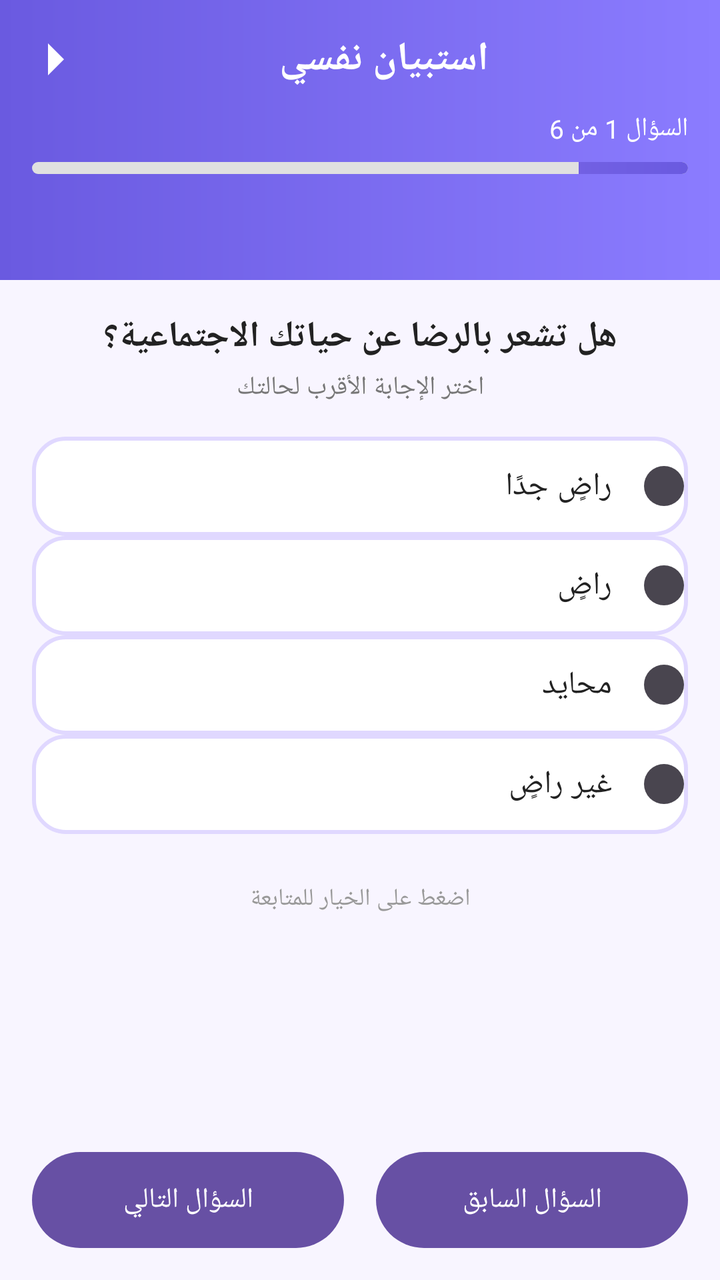
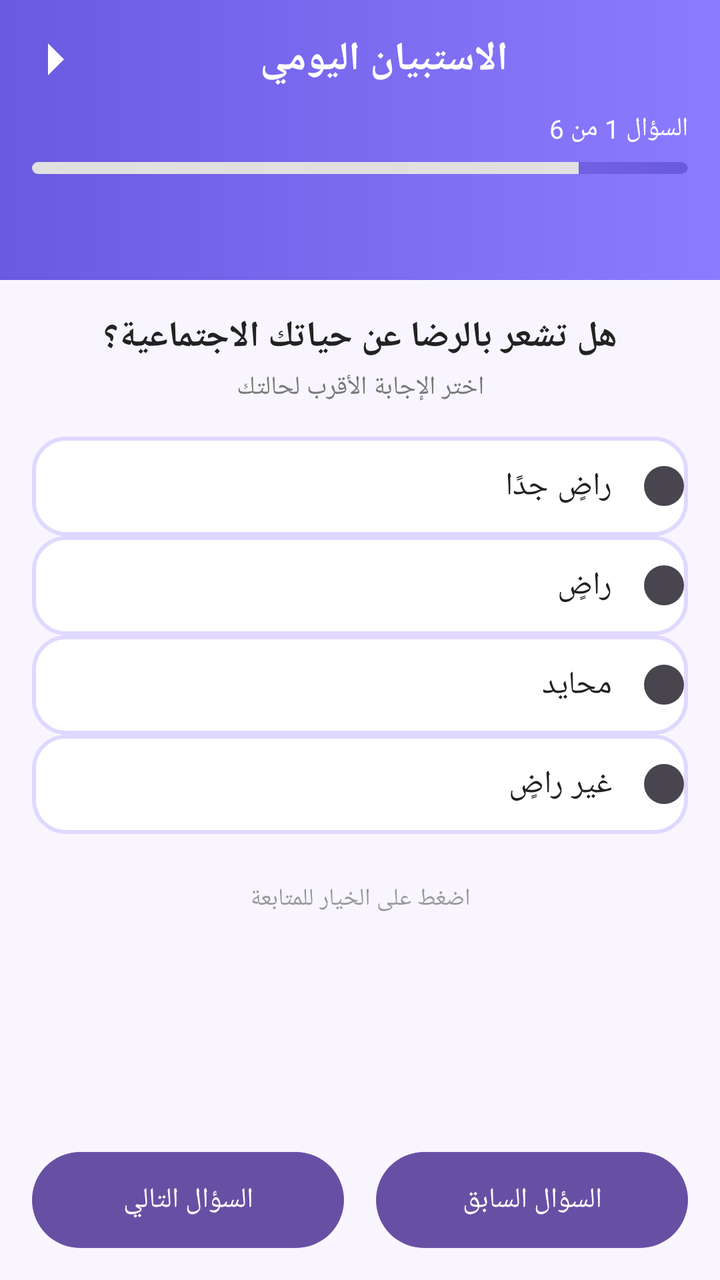

The first picture is an Android layout as it rendered before a commit; the second is the same layout after the commit. The layout source and the unified diff follow.
<!-- AndroidManifest.xml: application theme Theme.Mentalhealthapp -->
<!-- res/layout/fragment_mood.xml -->
<?xml version="1.0" encoding="utf-8"?>
<androidx.constraintlayout.widget.ConstraintLayout
    xmlns:android="http://schemas.android.com/apk/res/android"
    xmlns:app="http://schemas.android.com/apk/res-auto"
    xmlns:tools="http://schemas.android.com/tools"
    android:layout_width="match_parent"
    android:layout_height="match_parent"
    android:background="#F8F5FF"
    android:layoutDirection="rtl">

    
    <LinearLayout
        android:id="@+id/header"
        android:orientation="vertical"
        android:padding="16dp"
        android:background="@drawable/bg_gradient_header"
        android:layout_width="0dp"
        android:layout_height="140dp"
        app:layout_constraintTop_toTopOf="parent"
        app:layout_constraintStart_toStartOf="parent"
        app:layout_constraintEnd_toEndOf="parent">

        
        <LinearLayout
            android:layout_width="match_parent"
            android:layout_height="wrap_content"
            android:gravity="center_vertical"
            android:orientation="horizontal">

            <TextView
                android:id="@+id/txtTitle"
                android:layout_width="0dp"
                android:layout_height="wrap_content"
                android:layout_weight="1"
                android:text="استبيان نفسي"
                android:textColor="@android:color/white"
                android:textStyle="bold"
                android:textSize="20sp"
                android:gravity="center"/>

            <ImageView
                android:id="@+id/imgNextArrow"
                android:layout_width="24dp"
                android:layout_height="24dp"
                android:src="@drawable/ic_arrow_forward"
                app:tint="@android:color/white"/>
        </LinearLayout>

        <TextView
            android:id="@+id/txtQuestionCounter"
            android:layout_width="wrap_content"
            android:layout_height="wrap_content"
            android:text="السؤال 1 من 6"
            android:textColor="@android:color/white"
            android:layout_marginTop="12dp"
            android:textSize="13sp"/>

        
        <ProgressBar
            android:id="@+id/progressBar"
            style="?android:attr/progressBarStyleHorizontal"
            android:layout_width="match_parent"
            android:layout_height="6dp"
            android:layout_marginTop="8dp"
            android:max="6"
            android:progress="1"
            android:progressDrawable="@drawable/progress_question"/>
    </LinearLayout>

    
    <TextView
        android:id="@+id/txtQuestion"
        android:layout_width="0dp"
        android:layout_height="wrap_content"
        android:text="هل تشعر بالرضا عن حياتك الاجتماعية؟"
        android:textSize="18sp"
        android:textStyle="bold"
        android:gravity="center"
        android:textColor="#222222"
        android:layout_marginStart="16dp"
        android:layout_marginEnd="16dp"
        android:layout_marginTop="16dp"
        app:layout_constraintTop_toBottomOf="@id/header"
        app:layout_constraintStart_toStartOf="parent"
        app:layout_constraintEnd_toEndOf="parent"/>

    
    <TextView
        android:id="@+id/txtSubTitle"
        android:layout_width="0dp"
        android:layout_height="wrap_content"
        android:text="اختر الإجابة الأقرب لحالتك"
        android:textSize="13sp"
        android:textColor="#777777"
        android:gravity="center"
        android:layout_marginTop="4dp"
        android:layout_marginStart="16dp"
        android:layout_marginEnd="16dp"
        app:layout_constraintTop_toBottomOf="@id/txtQuestion"
        app:layout_constraintStart_toStartOf="parent"
        app:layout_constraintEnd_toEndOf="parent"/>

    
    <RadioGroup
        android:id="@+id/radioGroupOptions"
        android:orientation="vertical"
        android:layout_width="0dp"
        android:layout_height="wrap_content"
        android:layout_marginStart="16dp"
        android:layout_marginEnd="16dp"
        android:layout_marginTop="16dp"
        app:layout_constraintTop_toBottomOf="@id/txtSubTitle"
        app:layout_constraintStart_toStartOf="parent"
        app:layout_constraintEnd_toEndOf="parent">

        <RadioButton
            android:id="@+id/rbOption1"
            style="@style/QuestionOptionStyle"
            android:text="راضٍ جدًا"/>

        <RadioButton
            android:id="@+id/rbOption2"
            style="@style/QuestionOptionStyle"
            android:text="راضٍ"/>

        <RadioButton
            android:id="@+id/rbOption3"
            style="@style/QuestionOptionStyle"
            android:text="محايد"/>

        <RadioButton
            android:id="@+id/rbOption4"
            style="@style/QuestionOptionStyle"
            android:text="غير راضٍ"/>
    </RadioGroup>

    
    <TextView
        android:id="@+id/txtHint"
        android:layout_width="0dp"
        android:layout_height="wrap_content"
        android:text="اضغط على الخيار للمتابعة"
        android:textColor="#999999"
        android:textSize="12sp"
        android:gravity="center"
        android:layout_marginTop="24dp"
        android:layout_marginStart="16dp"
        android:layout_marginEnd="16dp"
        app:layout_constraintTop_toBottomOf="@id/radioGroupOptions"
        app:layout_constraintStart_toStartOf="parent"
        app:layout_constraintEnd_toEndOf="parent"/>

    
    <LinearLayout
        android:id="@+id/bottomButtons"
        android:layout_width="0dp"
        android:layout_height="wrap_content"
        android:orientation="horizontal"
        android:gravity="center"
        android:layout_margin="16dp"
        app:layout_constraintBottom_toBottomOf="parent"
        app:layout_constraintStart_toStartOf="parent"
        app:layout_constraintEnd_toEndOf="parent">

        <Button
            android:id="@+id/btnPrev"
            android:layout_width="0dp"
            android:layout_height="48dp"
            android:layout_weight="1"
            android:layout_marginEnd="8dp"
            android:text="السؤال السابق"
            android:textAllCaps="false"
            android:textColor="@android:color/white"
            android:background="@drawable/bg_button_purple"/>

        <Button
            android:id="@+id/btnNext"
            android:layout_width="0dp"
            android:layout_height="48dp"
            android:layout_weight="1"
            android:layout_marginStart="8dp"
            android:text="السؤال التالي"
            android:textAllCaps="false"
            android:textColor="@android:color/white"
            android:background="@drawable/bg_button_purple"/>
    </LinearLayout>

</androidx.constraintlayout.widget.ConstraintLayout>
<!-- resources referenced by this layout -->
<resources>
  <!-- drawable bg_button_purple (drawable) -->
  <shape xmlns:android="http://schemas.android.com/apk/res/android"
      android:shape="rectangle">
  
      <gradient
          android:startColor="#6A5AE0"
          android:endColor="#8B7CFF"
          android:angle="0"/>
  
      <corners android:radius="24dp"/>
  </shape>
  <!-- drawable bg_gradient_header (drawable) -->
  <shape xmlns:android="http://schemas.android.com/apk/res/android"
      android:shape="rectangle">
  
      
      <gradient
          android:startColor="#6A5AE0"
          android:endColor="#8B7CFF"
          android:angle="0" />
  
  </shape>
  <!-- drawable ic_arrow_forward (drawable) -->
  <?xml version="1.0" encoding="utf-8"?>
  <vector xmlns:android="http://schemas.android.com/apk/res/android"
      android:width="24dp"
      android:height="24dp"
      android:viewportWidth="24"
      android:viewportHeight="24">
  
      
      <path
          android:fillColor="#FFFFFF"
          android:pathData="M8,4 L16,12 L8,20" />
  </vector>
  <style name="Theme.Mentalhealthapp" parent="Base.Theme.Mentalhealthapp" />
  <!-- drawable bg_option_selector (drawable) -->
  <selector xmlns:android="http://schemas.android.com/apk/res/android">
      <item android:state_checked="true" android:drawable="@drawable/bg_option_selected"/>
      <item android:drawable="@drawable/bg_option_unselected"/>
  </selector>
  <!-- drawable radio_icon_selector (drawable) -->
  <?xml version="1.0" encoding="utf-8"?>
  <selector xmlns:android="http://schemas.android.com/apk/res/android">
  
      
      <item android:state_checked="true"
          android:drawable="@drawable/ic_radio_checked"/>
  
      
      <item android:drawable="@drawable/ic_radio_unchecked"/>
  
  </selector>
  <style name="Base.Theme.Mentalhealthapp" parent="Theme.Material3.DayNight.NoActionBar">
          
          
      </style>
  <!-- drawable bg_option_selected (drawable) -->
  <?xml version="1.0" encoding="utf-8"?>
  <shape xmlns:android="http://schemas.android.com/apk/res/android"
      android:shape="rectangle">
  
      <gradient
          android:startColor="#A47CFF"
          android:endColor="#6A4DFF"
          android:angle="0"/>
  
      <corners android:radius="16dp"/>
      <stroke
          android:width="2dp"
          android:color="#6A4DFF"/>
  </shape>
  <!-- drawable bg_option_unselected (drawable) -->
  <?xml version="1.0" encoding="utf-8"?>
  <shape xmlns:android="http://schemas.android.com/apk/res/android"
      android:shape="rectangle">
      <solid android:color="#FFFFFF"/>
      <corners android:radius="16dp"/>
      <stroke
          android:width="2dp"
          android:color="#E0D8FF"/>
  </shape>
  <!-- drawable ic_radio_unchecked (drawable) -->
  <vector xmlns:android="http://schemas.android.com/apk/res/android"
      android:width="24dp"
      android:height="24dp"
      android:viewportWidth="24"
      android:viewportHeight="24">
      <path
          android:fillColor="#BDBDBD"
          android:pathData="M12,2A10,10 0 1,0 22,12A10,10 0 0,0 12,2Z" />
  </vector>
  <!-- unchanged entries left out for length: 3 -->
</resources>

<!-- the commit's change to res/layout/fragment_mood.xml (unified diff, before → after) -->
@@ -32,7 +32,7 @@
                 android:layout_width="0dp"
                 android:layout_height="wrap_content"
                 android:layout_weight="1"
-                android:text="استبيان نفسي"
+                android:text="@string/questionnaire_title"
                 android:textColor="@android:color/white"
                 android:textStyle="bold"
                 android:textSize="20sp"
@@ -50,7 +50,7 @@
             android:id="@+id/txtQuestionCounter"
             android:layout_width="wrap_content"
             android:layout_height="wrap_content"
-            android:text="السؤال 1 من 6"
+            android:text="@string/question_counter_initial"
             android:textColor="@android:color/white"
             android:layout_marginTop="12dp"
             android:textSize="13sp"/>
@@ -72,7 +72,7 @@
         android:id="@+id/txtQuestion"
         android:layout_width="0dp"
         android:layout_height="wrap_content"
-        android:text="هل تشعر بالرضا عن حياتك الاجتماعية؟"
+        android:text="@string/question_sample_text"
         android:textSize="18sp"
         android:textStyle="bold"
         android:gravity="center"
@@ -89,7 +89,7 @@
         android:id="@+id/txtSubTitle"
         android:layout_width="0dp"
         android:layout_height="wrap_content"
-        android:text="اختر الإجابة الأقرب لحالتك"
+        android:text="@string/question_subtitle"
         android:textSize="13sp"
         android:textColor="#777777"
         android:gravity="center"
@@ -116,22 +116,22 @@
         <RadioButton
             android:id="@+id/rbOption1"
             style="@style/QuestionOptionStyle"
-            android:text="راضٍ جدًا"/>
+            android:text="@string/option_very_satisfied"/>
 
         <RadioButton
             android:id="@+id/rbOption2"
             style="@style/QuestionOptionStyle"
-            android:text="راضٍ"/>
+            android:text="@string/option_satisfied"/>
 
         <RadioButton
             android:id="@+id/rbOption3"
             style="@style/QuestionOptionStyle"
-            android:text="محايد"/>
+            android:text="@string/option_neutral"/>
 
         <RadioButton
             android:id="@+id/rbOption4"
             style="@style/QuestionOptionStyle"
-            android:text="غير راضٍ"/>
+            android:text="@string/option_not_satisfied"/>
     </RadioGroup>
 
     
@@ -139,7 +139,7 @@
         android:id="@+id/txtHint"
         android:layout_width="0dp"
         android:layout_height="wrap_content"
-        android:text="اضغط على الخيار للمتابعة"
+        android:text="@string/question_hint"
         android:textColor="#999999"
         android:textSize="12sp"
         android:gravity="center"
@@ -168,7 +168,7 @@
             android:layout_height="48dp"
             android:layout_weight="1"
             android:layout_marginEnd="8dp"
-            android:text="السؤال السابق"
+            android:text="@string/button_prev_question"
             android:textAllCaps="false"
             android:textColor="@android:color/white"
             android:background="@drawable/bg_button_purple"/>
@@ -179,7 +179,7 @@
             android:layout_height="48dp"
             android:layout_weight="1"
             android:layout_marginStart="8dp"
-            android:text="السؤال التالي"
+            android:text="@string/button_next_question"
             android:textAllCaps="false"
             android:textColor="@android:color/white"
             android:background="@drawable/bg_button_purple"/>
<!-- resource entries referenced after the edit -->
@@ -35,6 +35,17 @@
           android:fillColor="#FFFFFF"
           android:pathData="M8,4 L16,12 L8,20" />
   </vector>
+  <string name="button_next_question">السؤال التالي</string>
+  <string name="button_prev_question">السؤال السابق</string>
+  <string name="option_neutral">محايد</string>
+  <string name="option_not_satisfied">غير راضٍ</string>
+  <string name="option_satisfied">راضٍ</string>
+  <string name="option_very_satisfied">راضٍ جدًا</string>
+  <string name="question_counter_initial">السؤال 1 من 6</string>
+  <string name="question_hint">اضغط على الخيار للمتابعة</string>
+  <string name="question_sample_text">هل تشعر بالرضا عن حياتك الاجتماعية؟</string>
+  <string name="question_subtitle">اختر الإجابة الأقرب لحالتك</string>
+  <string name="questionnaire_title">الاستبيان اليومي</string>
   <style name="Theme.Mentalhealthapp" parent="Base.Theme.Mentalhealthapp" />
   <!-- drawable bg_option_selector (drawable) -->
   <selector xmlns:android="http://schemas.android.com/apk/res/android">
